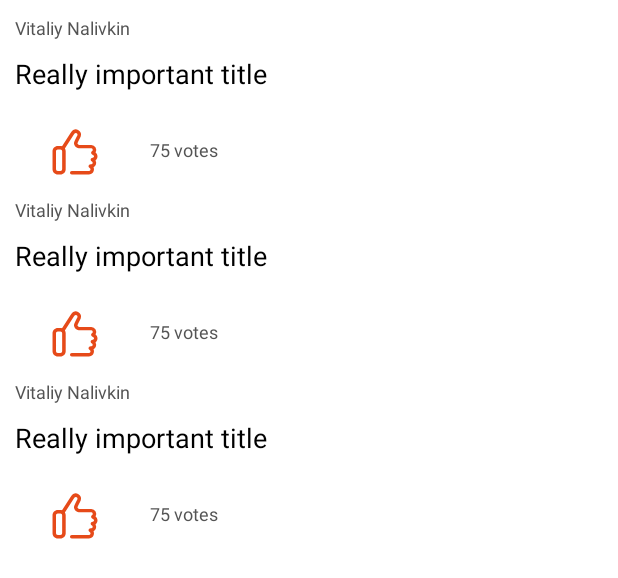
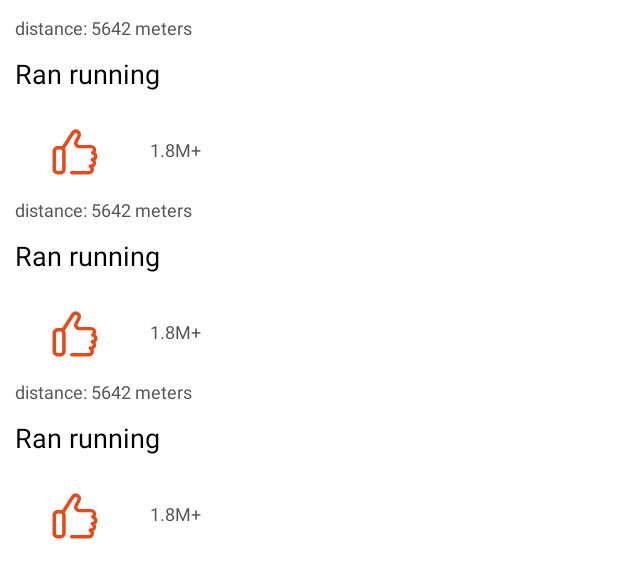
Before and after one commit to Axout/kts-android-09-2021, an Android app: the layout fragment_main.xml on its own in the app's theme, with its tools: preview values and no code run, on a phone screen of 412 x 824 dp. Shown: the top 578 px of the screen. Run offline under Robolectric (Android 15) with nearby library versions, the phone set to English and light mode, and no system bars.

Commit message:
add loading of the activity list

```diff
--- /dev/null
+++ b/app/src/main/java/com/axout/kts_android_09_2021/networking/Parameters.kt
@@ -0,0 +1,6 @@
+package com.axout.kts_android_09_2021.networking
+
+object Parameters {
+    const val BEFORE = 1633586024
+    const val AFTER = 0
+}
--- a/app/src/main/java/com/axout/kts_android_09_2021/networking/models/AthleteActivity.kt
+++ b/app/src/main/java/com/axout/kts_android_09_2021/networking/models/AthleteActivity.kt
@@ -1,10 +1,13 @@
 package com.axout.kts_android_09_2021.networking.models
 
+import com.squareup.moshi.Json
 import com.squareup.moshi.JsonClass
 
 @JsonClass(generateAdapter = true)
 data class AthleteActivity(
     val name: String,
     val id: Long,
-    val distance: Float
+    val distance: Float,
+    @Json(name = "kudos_count")
+    val kudos: Int
 )
--- a/app/src/main/res/layout/fragment_main.xml
+++ b/app/src/main/res/layout/fragment_main.xml
@@ -7,8 +7,8 @@
     tools:context=".main.MainFragment">
 
     <androidx.recyclerview.widget.RecyclerView
-        android:id="@+id/list"
+        android:id="@+id/activitiesList"
         android:layout_width="match_parent"
         android:layout_height="match_parent"
-        tools:listitem="@layout/item_simple"/>
+        tools:listitem="@layout/item_activities"/>
 </FrameLayout>
--- /dev/null
+++ b/app/src/main/res/layout/item_activities.xml
@@ -0,0 +1,59 @@
+<?xml version="1.0" encoding="utf-8"?>
+<androidx.constraintlayout.widget.ConstraintLayout
+    xmlns:android="http://schemas.android.com/apk/res/android"
+    xmlns:app="http://schemas.android.com/apk/res-auto"
+    xmlns:tools="http://schemas.android.com/tools"
+    android:layout_width="match_parent"
+    android:layout_height="wrap_content"
+    android:background="?attr/selectableItemBackground">
+
+    <TextView
+        android:id="@+id/tv_distance"
+        android:layout_width="match_parent"
+        android:layout_height="wrap_content"
+        android:textColor="@color/grey"
+        android:textSize="12sp"
+        tools:text="distance: 5642 meters"
+        app:layout_constraintTop_toTopOf="parent"
+        app:layout_constraintStart_toStartOf="parent"
+        app:layout_constraintEnd_toEndOf="parent"
+        android:layout_margin="10dp"/>
+
+    <TextView
+        android:id="@+id/tv_name"
+        android:layout_width="match_parent"
+        android:layout_height="wrap_content"
+        android:textColor="@color/black"
+        android:textSize="18sp"
+        tools:text="Ran running"
+        app:layout_constraintTop_toBottomOf="@+id/tv_distance"
+        app:layout_constraintStart_toStartOf="parent"
+        app:layout_constraintEnd_toEndOf="parent"
+        android:layout_margin="10dp"/>
+
+    <ImageView
+        android:id="@+id/iv_like"
+        android:layout_width="40dp"
+        android:layout_height="40dp"
+        android:scaleType="centerCrop"
+        android:src="@drawable/ic_like"
+        app:layout_constraintTop_toBottomOf="@+id/tv_name"
+        app:layout_constraintStart_toStartOf="parent"
+        android:layout_marginStart="30dp"
+        android:layout_marginTop="20dp"
+        android:layout_marginBottom="10dp"
+        android:contentDescription="@string/photo_like"/>
+
+    <TextView
+        android:id="@+id/tv_kudos"
+        android:layout_width="wrap_content"
+        android:layout_height="wrap_content"
+        android:textColor="@color/grey"
+        android:textSize="12sp"
+        tools:text="1.8M+"
+        android:layout_marginTop="30dp"
+        app:layout_constraintTop_toBottomOf="@+id/tv_name"
+        app:layout_constraintStart_toEndOf="@+id/iv_like"
+        android:layout_marginStart="30dp"/>
+
+</androidx.constraintlayout.widget.ConstraintLayout>
```
Also changed, not shown: app/src/main/java/com/axout/kts_android_09_2021/main/AthleteActivitiesAdapter.kt (added, +24 -0 lines), app/src/main/java/com/axout/kts_android_09_2021/main/AthleteActivityAdapterDelegate.kt (added, +39 -0 lines), app/src/main/java/com/axout/kts_android_09_2021/main/MainFragment.kt (+16 -45 lines).
